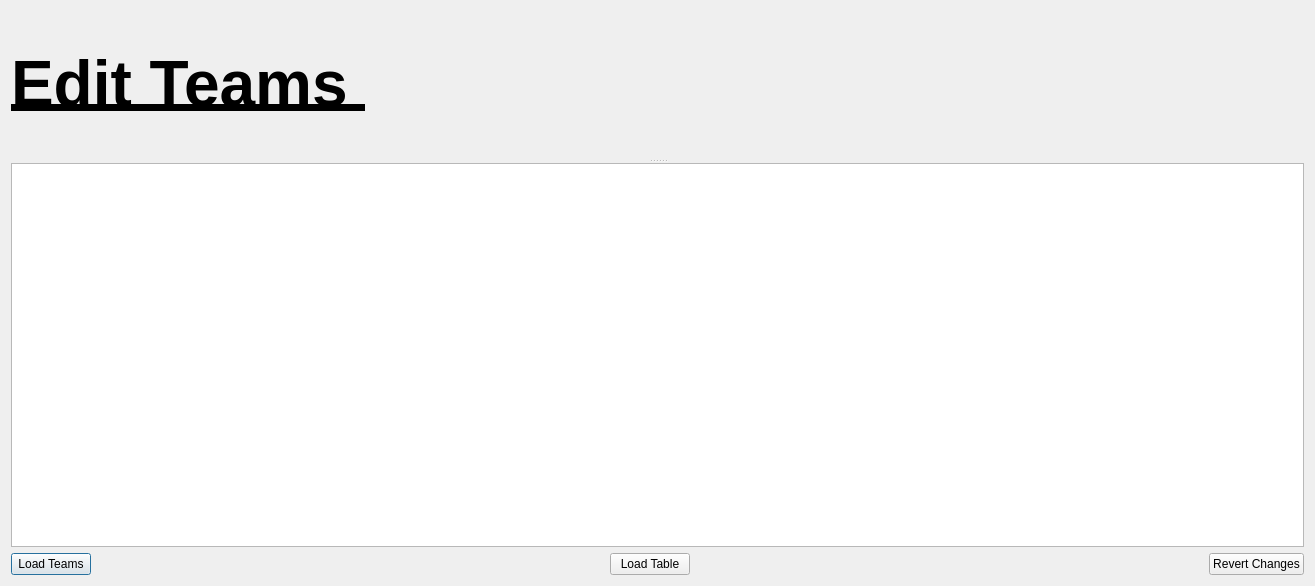
Old version of the form UI/edit_teams/edit_teams.ui in the repository parham-sharaf/BTM-algo.
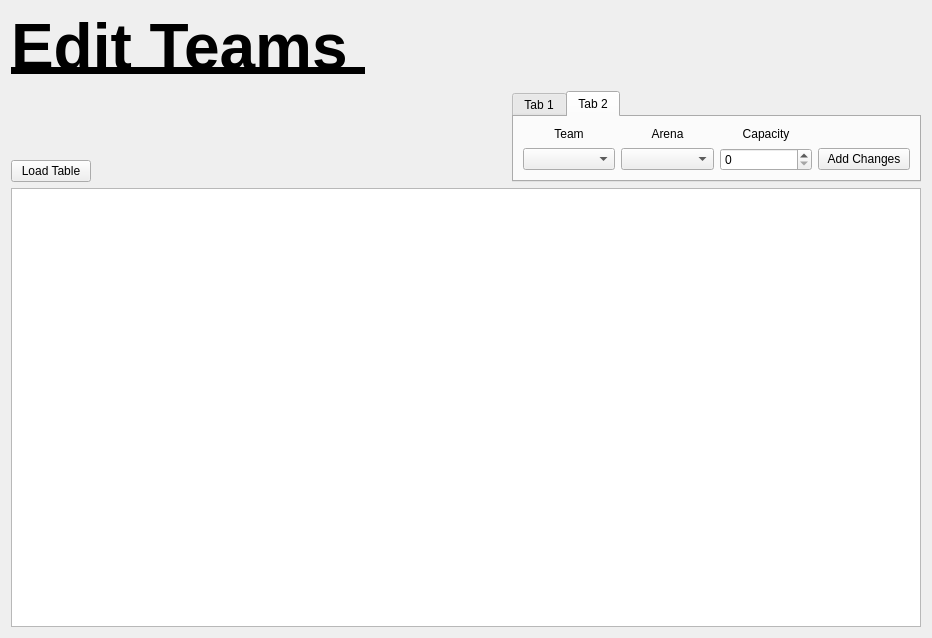
New version of the form.

Commit message: implemented arena changes

```diff
--- a/UI/edit_teams/edit_teams.ui
+++ b/UI/edit_teams/edit_teams.ui
@@ -6,37 +6,112 @@
    <rect>
     <x>0</x>
     <y>0</y>
-    <width>1315</width>
-    <height>586</height>
+    <width>932</width>
+    <height>638</height>
    </rect>
   </property>
   <property name="windowTitle">
    <string>Dialog</string>
   </property>
-  <layout class="QGridLayout" name="gridLayout">
+  <layout class="QGridLayout" name="gridLayout_4">
    <item row="0" column="0">
-    <widget class="QSplitter" name="splitter">
-     <property name="orientation">
-      <enum>Qt::Vertical</enum>
+    <widget class="QLabel" name="label">
+     <property name="text">
+      <string>&lt;html&gt;&lt;head/&gt;&lt;body&gt;&lt;p&gt;&lt;span style=&quot; font-size:48pt; font-weight:600; text-decoration: underline;&quot;&gt;Edit Teams &lt;/span&gt;&lt;/p&gt;&lt;/body&gt;&lt;/html&gt;</string>
      </property>
-     <widget class="QLabel" name="label">
-      <property name="text">
-       <string>&lt;html&gt;&lt;head/&gt;&lt;body&gt;&lt;p&gt;&lt;span style=&quot; font-size:48pt; font-weight:600; text-decoration: underline;&quot;&gt;Edit Teams &lt;/span&gt;&lt;/p&gt;&lt;/body&gt;&lt;/html&gt;</string>
-      </property>
-     </widget>
-     <widget class="QTableView" name="tableView"/>
     </widget>
    </item>
    <item row="1" column="0">
-    <layout class="QHBoxLayout" name="horizontalLayout">
-     <item>
-      <widget class="QPushButton" name="load_teams_button">
-       <property name="text">
-        <string>Load Teams</string>
+    <layout class="QGridLayout" name="gridLayout_3">
+     <item row="2" column="0" colspan="3">
+      <widget class="QTableView" name="tableView"/>
+     </item>
+     <item row="0" column="2" rowspan="2">
+      <widget class="QTabWidget" name="tabWidget">
+       <property name="currentIndex">
+        <number>1</number>
        </property>
+       <widget class="QWidget" name="tab_3">
+        <attribute name="title">
+         <string>Tab 1</string>
+        </attribute>
+        <layout class="QGridLayout" name="gridLayout_2">
+         <item row="0" column="2">
+          <widget class="QPushButton" name="revert_changes_button">
+           <property name="text">
+            <string>Revert Changes</string>
+           </property>
+          </widget>
+         </item>
+         <item row="0" column="0">
+          <widget class="QPushButton" name="load_teams_button">
+           <property name="text">
+            <string>Load Teams</string>
+           </property>
+          </widget>
+         </item>
+        </layout>
+       </widget>
+       <widget class="QWidget" name="tab_4">
+        <attribute name="title">
+         <string>Tab 2</string>
+        </attribute>
+        <layout class="QGridLayout" name="gridLayout">
+         <item row="1" column="0">
+          <widget class="QComboBox" name="teamCombo"/>
+         </item>
+         <item row="1" column="2">
+          <widget class="QSpinBox" name="capacitySpinbox">
+           <property name="maximum">
+            <number>100000</number>
+           </property>
+          </widget>
+         </item>
+         <item row="0" column="2">
+          <widget class="QLabel" name="capacityLabel">
+           <property name="text">
+            <string>Capacity</string>
+           </property>
+           <property name="alignment">
+            <set>Qt::AlignCenter</set>
+           </property>
+          </widget>
+         </item>
+         <item row="1" column="1">
+          <widget class="QComboBox" name="arenaCombo"/>
+         </item>
+         <item row="0" column="0">
+          <widget class="QLabel" name="teamLabel">
+           <property name="text">
+            <string>Team</string>
+           </property>
+           <property name="alignment">
+            <set>Qt::AlignCenter</set>
+           </property>
+          </widget>
+         </item>
+         <item row="0" column="1">
+          <widget class="QLabel" name="arenaLabel">
+           <property name="text">
+            <string>Arena</string>
+           </property>
+           <property name="alignment">
+            <set>Qt::AlignCenter</set>
+           </property>
+          </widget>
+         </item>
+         <item row="1" column="3">
+          <widget class="QPushButton" name="changeArenaButton">
+           <property name="text">
+            <string>Add Changes</string>
+           </property>
+          </widget>
+         </item>
+        </layout>
+       </widget>
       </widget>
      </item>
-     <item>
+     <item row="0" column="1">
       <spacer name="horizontalSpacer">
        <property name="orientation">
         <enum>Qt::Horizontal</enum>
@@ -49,33 +124,13 @@
        </property>
       </spacer>
      </item>
-     <item>
+     <item row="1" column="0">
       <widget class="QPushButton" name="load_table_button">
        <property name="text">
         <string>Load Table</string>
        </property>
       </widget>
      </item>
-     <item>
-      <spacer name="horizontalSpacer_3">
-       <property name="orientation">
-        <enum>Qt::Horizontal</enum>
-       </property>
-       <property name="sizeHint" stdset="0">
-        <size>
-         <width>40</width>
-         <height>20</height>
-        </size>
-       </property>
-      </spacer>
-     </item>
-     <item>
-      <widget class="QPushButton" name="revert_changes_button">
-       <property name="text">
-        <string>Revert Changes</string>
-       </property>
-      </widget>
-     </item>
     </layout>
    </item>
   </layout>
```
The commit also changes 287 other files.
